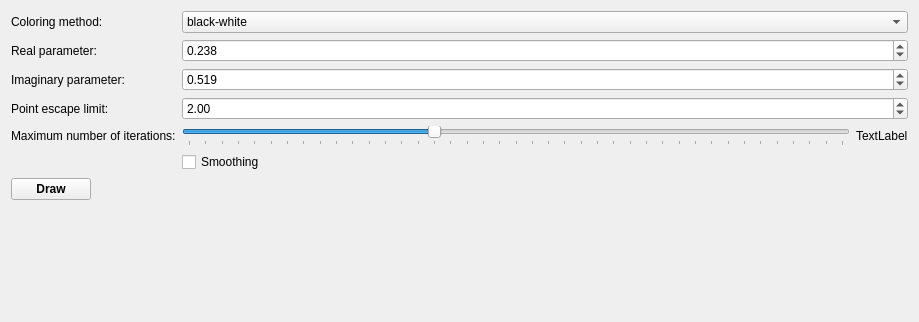
Qt form mainwindow.ui (pbanaszkiewicz/julia-fractals) before a commit; both pictures show x 0 to 919 and y 0 to 322 of the 919 by 720 pixel window.
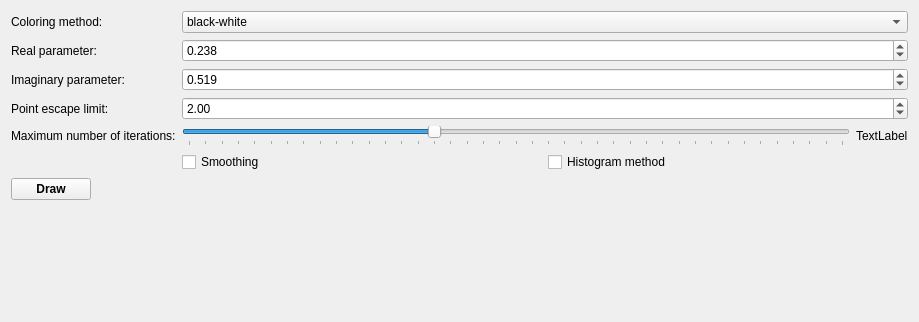
The same form after that commit.

Commit message: Added histogram-based coloring

The edit to the form file:
```diff
--- a/mainwindow.ui
+++ b/mainwindow.ui
@@ -101,13 +101,6 @@
         </item>
        </layout>
       </item>
-      <item row="5" column="1">
-       <widget class="QCheckBox" name="cbAntialiasing">
-        <property name="text">
-         <string>Smoothing</string>
-        </property>
-       </widget>
-      </item>
       <item row="6" column="0">
        <widget class="QPushButton" name="pbRun">
         <property name="font">
@@ -186,6 +179,24 @@
         </property>
        </widget>
       </item>
+      <item row="5" column="1">
+       <layout class="QHBoxLayout" name="horizontalLayout_2">
+        <item>
+         <widget class="QCheckBox" name="cbAntialiasing">
+          <property name="text">
+           <string>Smoothing</string>
+          </property>
+         </widget>
+        </item>
+        <item>
+         <widget class="QCheckBox" name="cbHistogram">
+          <property name="text">
+           <string>Histogram method</string>
+          </property>
+         </widget>
+        </item>
+       </layout>
+      </item>
      </layout>
     </item>
     <item>
```
The commit also changes 2 other files.
